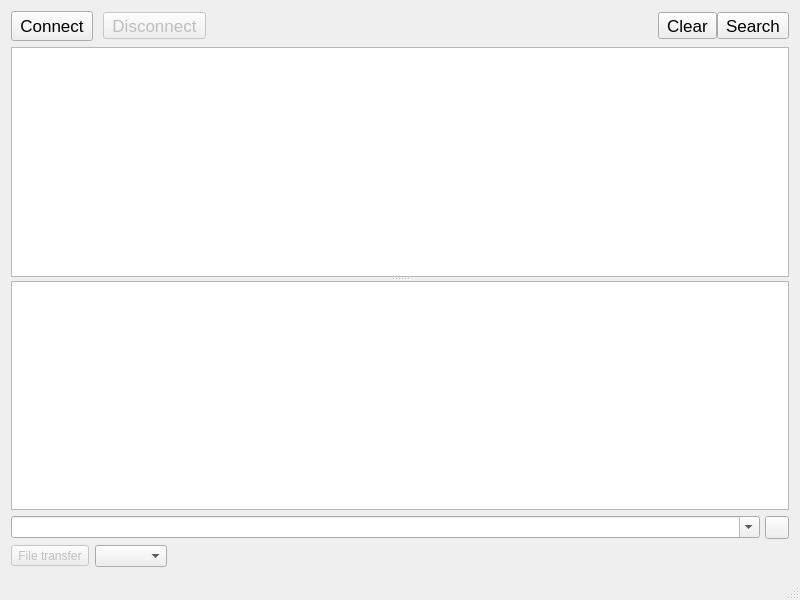
Old version of the form mainwindow.ui in the repository develer-staff/cutecom-ng.
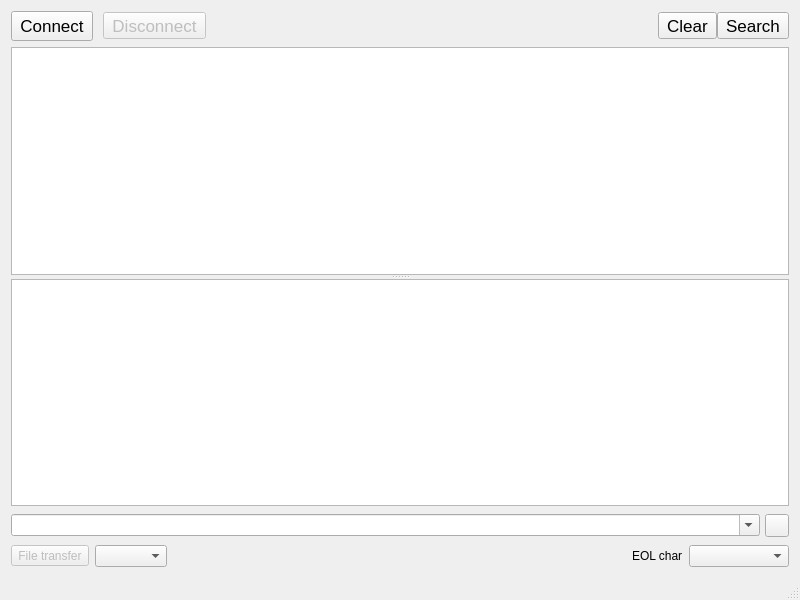
New version of the form. Icons and pictures are not drawn. Custom widgets are drawn as their Qt base class.

Commit message: add end of line char combo to UI

The edit to the form file:
```diff
--- a/mainwindow.ui
+++ b/mainwindow.ui
@@ -176,6 +176,12 @@
       <property name="spacing">
        <number>5</number>
       </property>
+      <property name="topMargin">
+       <number>2</number>
+      </property>
+      <property name="bottomMargin">
+       <number>2</number>
+      </property>
       <item>
        <widget class="HistoryComboBox" name="inputBox">
         <property name="sizePolicy">
@@ -231,14 +237,67 @@
         <property name="orientation">
          <enum>Qt::Horizontal</enum>
         </property>
+        <property name="sizeType">
+         <enum>QSizePolicy::Expanding</enum>
+        </property>
         <property name="sizeHint" stdset="0">
          <size>
-          <width>40</width>
+          <width>300</width>
           <height>20</height>
          </size>
         </property>
        </spacer>
       </item>
+      <item>
+       <widget class="QLabel" name="label">
+        <property name="sizePolicy">
+         <sizepolicy hsizetype="Maximum" vsizetype="Preferred">
+          <horstretch>0</horstretch>
+          <verstretch>0</verstretch>
+         </sizepolicy>
+        </property>
+        <property name="toolTip">
+         <string>End Of Line char sent</string>
+        </property>
+        <property name="text">
+         <string>EOL char</string>
+        </property>
+       </widget>
+      </item>
+      <item>
+       <widget class="QComboBox" name="eolCombo">
+        <property name="sizePolicy">
+         <sizepolicy hsizetype="Preferred" vsizetype="Fixed">
+          <horstretch>0</horstretch>
+          <verstretch>0</verstretch>
+         </sizepolicy>
+        </property>
+        <property name="minimumSize">
+         <size>
+          <width>100</width>
+          <height>0</height>
+         </size>
+        </property>
+        <property name="maximumSize">
+         <size>
+          <width>100</width>
+          <height>16777215</height>
+         </size>
+        </property>
+        <property name="baseSize">
+         <size>
+          <width>100</width>
+          <height>0</height>
+         </size>
+        </property>
+        <property name="toolTip">
+         <string>End Of Line char sent</string>
+        </property>
+        <property name="frame">
+         <bool>true</bool>
+        </property>
+       </widget>
+      </item>
      </layout>
     </item>
    </layout>
```
Left out of the diff: 11 changed lines with no effect on the pictures.
